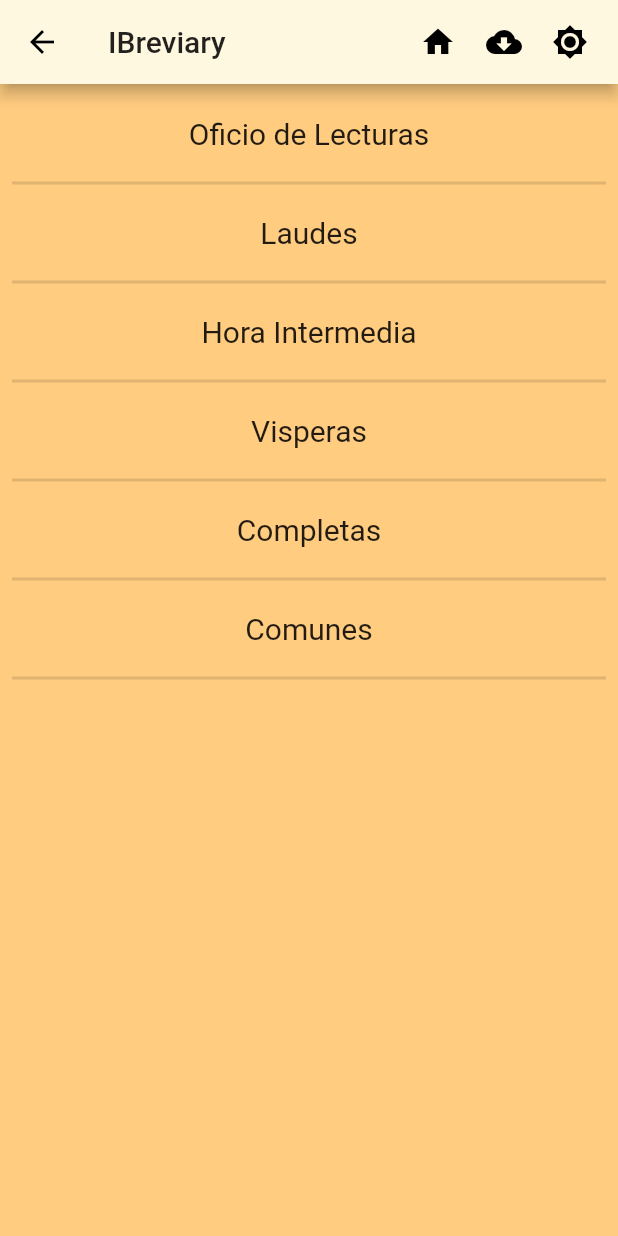
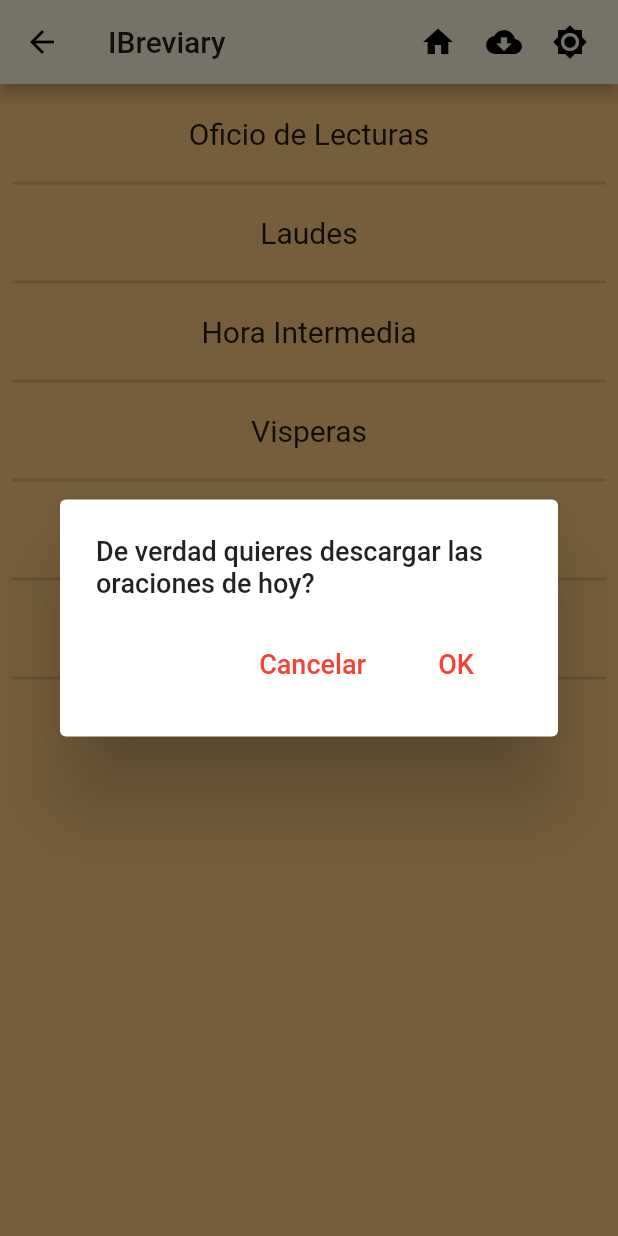
Before and after one commit to amauryperalta28/IBreviary-clone, a Flutter app: the BreviaryPage screen opened by its route, after a tap on the "cloud download" icon, on a phone screen of 412 x 824 dp. Run offline on Flutter 3.47's test engine with Material 2 defaults, Android fonts, the phone set to English and light mode, and no system bars.

Commit message:
Added download prayer from today alert

```diff
--- a/ibreviary_clone/lib/src/pages/ibreviary_app_bar.dart
+++ b/ibreviary_clone/lib/src/pages/ibreviary_app_bar.dart
@@ -1,10 +1,11 @@
 import 'package:flutter/material.dart';
+import 'package:ibreviary_clone/src/providers/alert_provider.dart';
 
 class IBreviaryAppBar extends AppBar {
-    IBreviaryAppBar({Key key, Widget title, BuildContext context})
-    : super(key: key, title: title, actions: buildScaffoldActions(context));
+  IBreviaryAppBar({Key key, Widget title, BuildContext context})
+      : super(key: key, title: title, actions: buildScaffoldActions(context));
 
-    static List<Widget> buildScaffoldActions(BuildContext context) {
+  static List<Widget> buildScaffoldActions(BuildContext context) {
     return <Widget>[
       Padding(
         padding: EdgeInsets.only(right: 20.0),
@@ -19,7 +20,8 @@ class IBreviaryAppBar extends AppBar {
         padding: EdgeInsets.only(right: 20.0),
         child: GestureDetector(
           onTap: () {
-
+            alertProvider.showAlert(
+                context, 'De verdad quieres descargar las oraciones de hoy?');
           },
           child: Icon(Icons.cloud_download),
         ),
@@ -27,13 +29,10 @@ class IBreviaryAppBar extends AppBar {
       Padding(
         padding: EdgeInsets.only(right: 20.0),
         child: GestureDetector(
-          onTap: () {
-
-          },
+          onTap: () {},
           child: Icon(Icons.brightness_high),
         ),
       )
     ];
   }
-
 }
--- a/ibreviary_clone/lib/src/providers/alert_provider.dart
+++ b/ibreviary_clone/lib/src/providers/alert_provider.dart
@@ -7,13 +7,26 @@ class _AlertProvider {
         barrierDismissible: true,
         builder: (context) {
           return AlertDialog(
-            shape: RoundedRectangleBorder(
-                borderRadius: BorderRadius.circular(20.0)),
-            title: Text(text),
+            title: Text(text, style: TextStyle(fontSize: 18)),
             content: Column(
               mainAxisSize: MainAxisSize.min,
-              children: <Widget>[
-                Text(text),
+              children: [
+                Row(
+                  mainAxisSize: MainAxisSize.max,
+                  mainAxisAlignment: MainAxisAlignment.end,
+                  children: <Widget>[
+                    FlatButton(
+                      onPressed: () {},
+                      child: Text('Cancelar',
+                          style: TextStyle(color: Colors.red, fontSize: 18)),
+                    ),
+                    FlatButton(
+                      onPressed: () {},
+                      child: Text('OK',
+                          style: TextStyle(color: Colors.red, fontSize: 18)),
+                    ),
+                  ],
+                ),
               ],
             ),
           );
```
